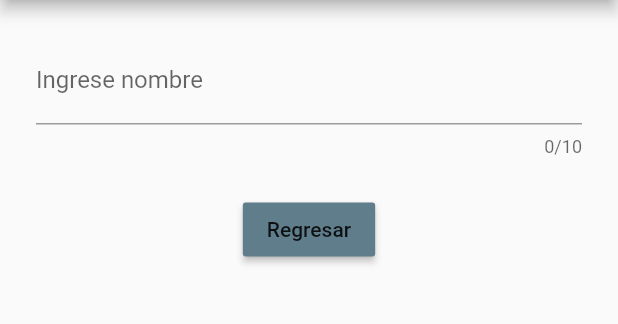
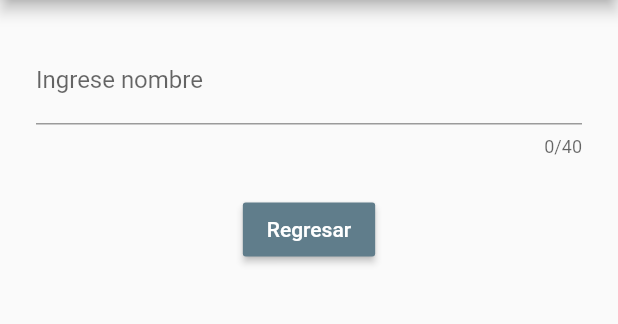
Before and after one commit to AlanRoblesS/IOSUIII_Act7, a Flutter app: the SecondPage screen opened directly, on a phone screen of 412 x 824 dp, the part 84-408 px from its top. Run offline on Flutter 3.47's test engine with Material 2 defaults, Android fonts, the phone set to English and light mode, and no system bars.

```diff
--- a/lib/second_page.dart
+++ b/lib/second_page.dart
@@ -19,7 +19,7 @@ class SecondPage extends StatelessWidget {
               padding: EdgeInsets.all(24.0),
               child: TextField(
                 controller: _textController,
-                maxLength: 10,
+                maxLength: 40,
                 decoration: InputDecoration(
                   labelText: "Ingrese nombre",
                   hintText: "Nombre",
@@ -27,7 +27,12 @@ class SecondPage extends StatelessWidget {
               ),
             ),
             MaterialButton(
-              child: Text("Regresar"),
+              child: Text(
+                "Regresar",
+                style: TextStyle(
+                  color: Colors.white,
+                ),
+              ),
               color: Colors.blueGrey,
               onPressed: () {
                 Navigator.of(context).pop(_textController.text);
```
Also changed, not shown: 1 other file.
